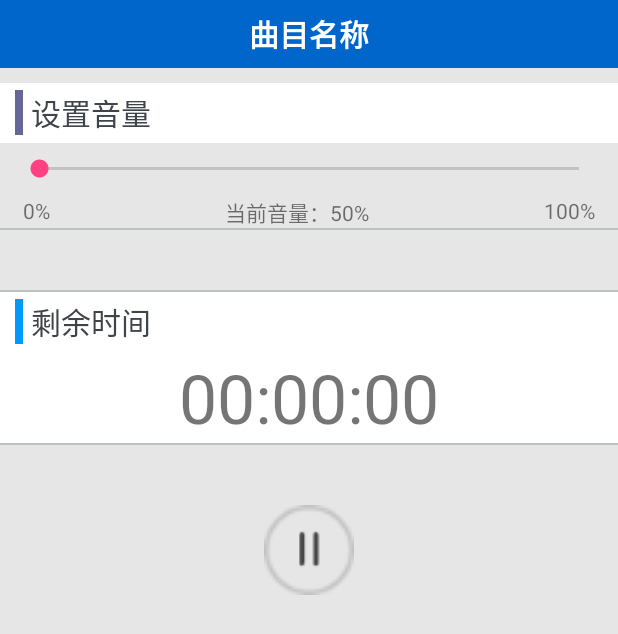
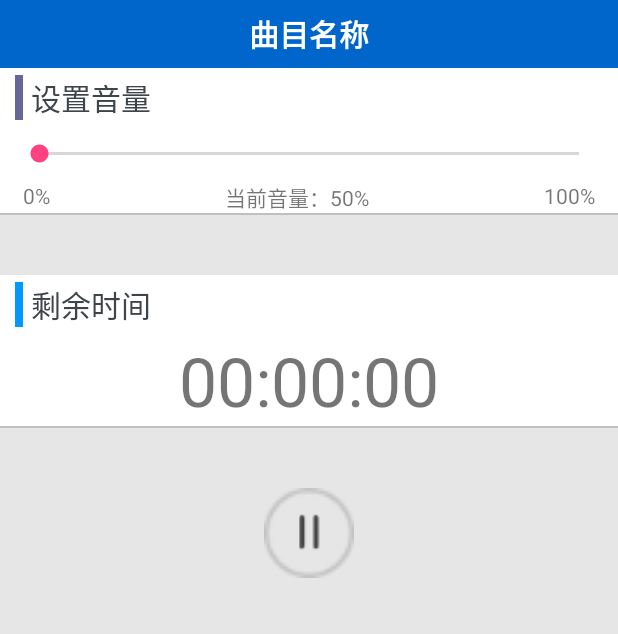
Before and after one commit to rabbitjason/BurninAssistant, an Android app: the layout activity_plan.xml on its own in the app's theme, with its tools: preview values and no code run, on a phone screen of 412 x 824 dp. Shown: the top 634 px of the screen. Run offline under Robolectric (Android 15) with nearby library versions, the phone set to English and light mode, and no system bars.

Commit message:
add function

```diff
--- a/app/src/main/java/com/bugsbunny/burninassistant/PlanActivity.java
+++ b/app/src/main/java/com/bugsbunny/burninassistant/PlanActivity.java
@@ -14,7 +14,7 @@ import android.widget.TextView;
 import com.bugsbunny.burninassistant.model.PlanModel;
 import com.bugsbunny.burninassistant.presenter.PlanPresenter;
 
-public class PlanActivity extends AppCompatActivity implements View.OnClickListener {
+public class PlanActivity extends BaseActivity implements View.OnClickListener {
 
     private int maxVolume, currentVolume;
     private SeekBar sbVolume;
--- a/app/src/main/res/layout/activity_main.xml
+++ b/app/src/main/res/layout/activity_main.xml
@@ -14,7 +14,6 @@
         <LinearLayout
             android:layout_width="match_parent"
             android:layout_height="40dp"
-            android:layout_marginTop="10dp"
             android:orientation="horizontal"
             android:background="@color/white">
             <View
--- a/app/src/main/res/layout/activity_plan.xml
+++ b/app/src/main/res/layout/activity_plan.xml
@@ -35,7 +35,6 @@
         <LinearLayout
             android:layout_width="match_parent"
             android:layout_height="40dp"
-            android:layout_marginTop="10dp"
             android:gravity="center_vertical"
             android:background="@color/white"
             android:orientation="horizontal">
@@ -53,12 +52,17 @@
                 android:textColor="@color/textColor"/>
         </LinearLayout>
 
+        <LinearLayout
+            android:layout_width="match_parent"
+            android:layout_height="wrap_content"
+            android:orientation="vertical"
+            android:background="@color/white">
             <SeekBar
                 android:id="@+id/sbVolume"
                 android:layout_width="match_parent"
                 android:layout_height="35dp"
                 android:layout_marginLeft="10dp"
-            android:layout_marginRight="10dp"/>
+                android:layout_marginRight="10dp" />
             <LinearLayout
                 android:layout_width="match_parent"
                 android:layout_height="wrap_content"
@@ -81,6 +85,8 @@
                     android:layout_height="match_parent"
                     android:text="100%"/>
             </LinearLayout>
+        </LinearLayout>
+
 
         <View
             android:layout_width="match_parent"
@@ -90,10 +96,6 @@
             android:layout_width="match_parent"
             android:layout_height="40dp"/>
 
-        <View
-            android:layout_width="match_parent"
-            android:layout_height="1dp"
-            android:background="@color/dividerLine"/>
         <LinearLayout
             android:id="@+id/llCountdownTime"
             android:layout_width="match_parent"
```
Also changed, not shown: app/src/main/java/com/bugsbunny/burninassistant/MusicActivity.java (+6 -3 lines). Lines whose indentation alone changed are shown as unchanged.
